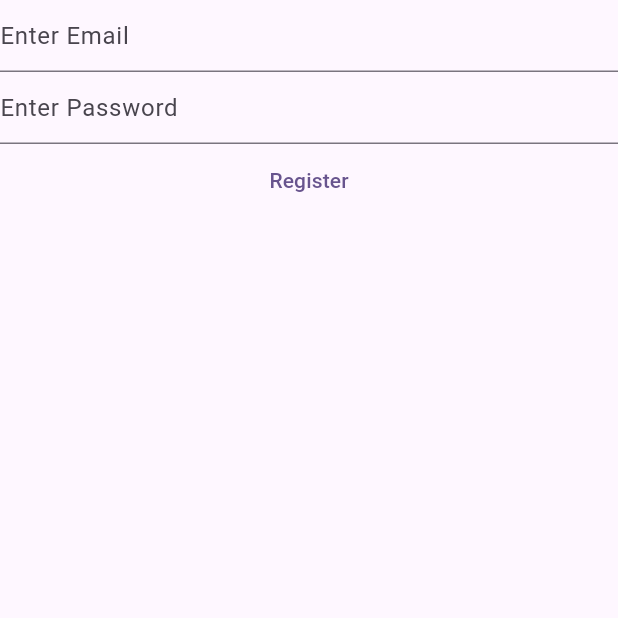
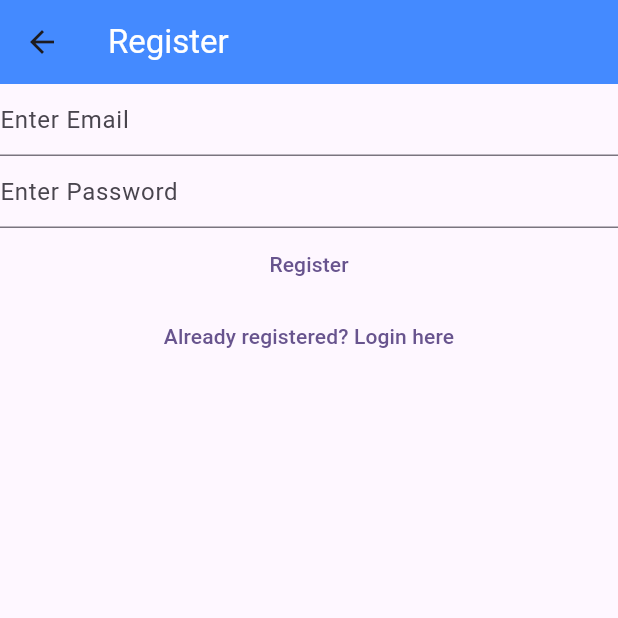
Before and after one commit to sarahpng/notes-with-flutter, a Flutter app: the RegisterView screen opened directly, on a phone screen of 412 x 824 dp, the top half of it. Run offline on Flutter 3.47's test engine with Material 3 defaults, Android fonts, the phone set to English and light mode, and no system bars; our stand-ins replace firebase_auth, firebase_core; accounts and stored records are empty.

Commit message:
Update on routes
added routes connetion between login and register view

```diff
--- a/lib/views/register_view.dart
+++ b/lib/views/register_view.dart
@@ -30,7 +30,15 @@ class _RegisterViewState extends State<RegisterView> {
 
   @override
   Widget build(BuildContext context) {
-    return Column(
+    return Scaffold(
+      appBar: AppBar(
+        backgroundColor: Colors.blueAccent,
+        title: const Text(
+          "Register",
+          style: TextStyle(color: Colors.white),
+        ),
+      ),
+      body: Column(
         children: [
           TextField(
             controller: _email,
@@ -71,7 +79,15 @@ class _RegisterViewState extends State<RegisterView> {
             child: const Text("Register"),
             // style: TextStyle(color: Colors.white),
           ),
+          TextButton(
+            onPressed: () {
+              Navigator.of(context)
+                  .pushNamedAndRemoveUntil('/login', (route) => false);
+            },
+            child: const Text("Already registered? Login here"),
+          ),
         ],
+      ),
     );
   }
 }
```
Also changed, not shown: lib/main.dart (+16 -12 lines), lib/views/login_view.dart (+17 -1 lines). Lines whose indentation alone changed are shown as unchanged.
